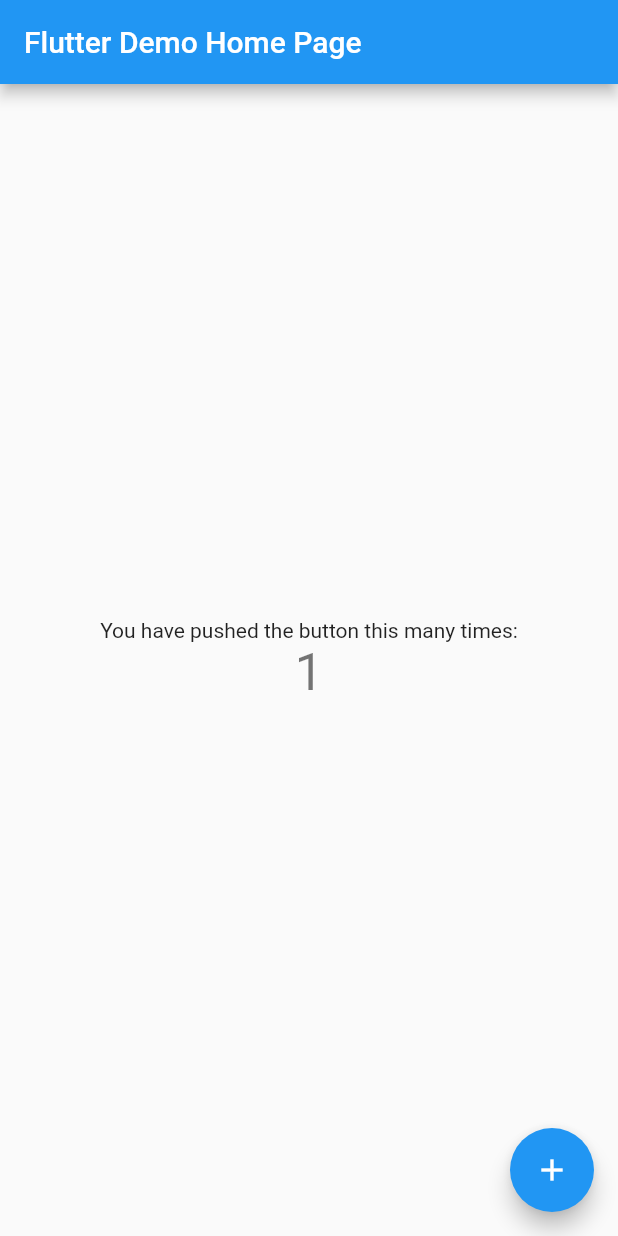
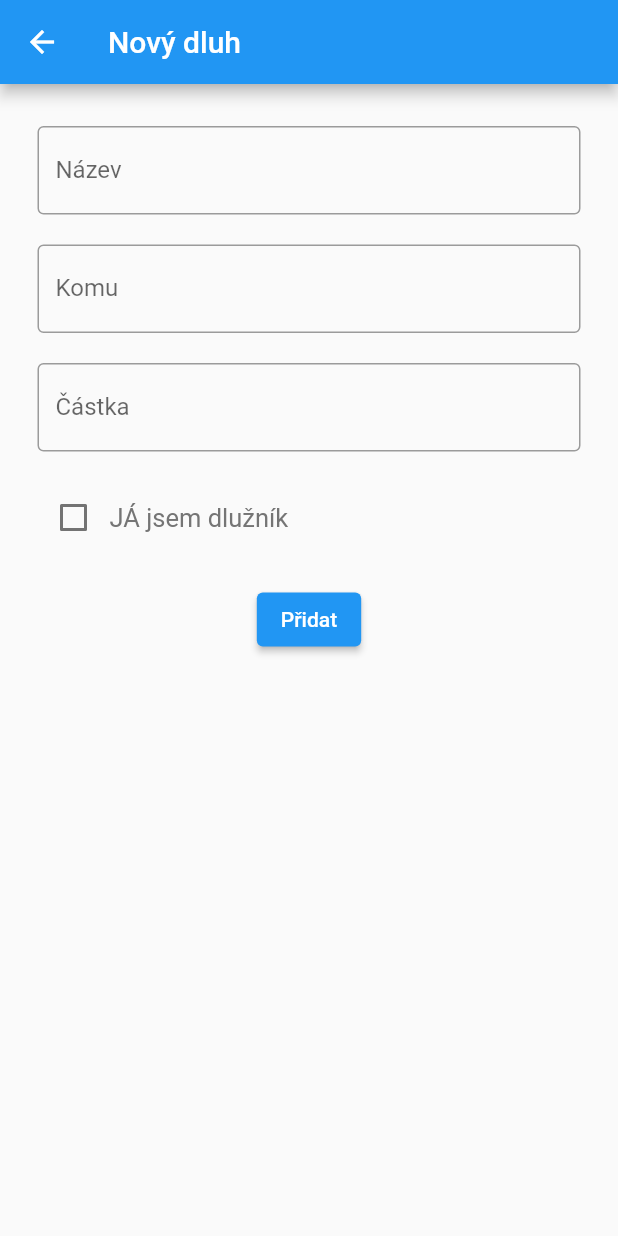
Before and after one commit to hendrychjan/Billy, a Flutter app: the screen it shows after launch, after a tap on the "add" icon, on a phone screen of 412 x 824 dp. Run offline on Flutter 3.47's test engine with Material 2 defaults, Android fonts, the phone set to English and light mode, and no system bars; our stand-ins replace get, sqflite; accounts and stored records are empty; statements that could not run were skipped.

Commit message:
Alpha release

```diff
--- /dev/null
+++ b/lib/get/debts_controller.dart
@@ -0,0 +1,44 @@
+import 'package:billy/models/debt.dart';
+import 'package:billy/services/dbProvider.dart';
+import "package:get/get.dart";
+
+class DebtsController extends GetxController {
+  // Controller access point
+  static DebtsController get to => Get.find();
+
+  // Properties
+  var debts = List<Debt>.empty(growable: true).obs;
+  var balance = 0.obs;
+
+  // BLoC
+  void load() async {
+    List<Debt> x = await DebtDBProvider.db.getAllDebts();
+    debts.clear();
+    debts.addAll(x);
+    refreshBalance();
+  }
+
+  void refreshBalance() {
+    int step = 0;
+    for (var debt in debts) {
+      step += debt.value;
+    }
+    //  ¯\_(ツ)_/¯
+    balance += -balance;
+    balance += step;
+  }
+
+  Future<void> create(Debt newDebt) async {
+    var res = await DebtDBProvider.db.newDebt(newDebt);
+    debts.add(res);
+    balance += res.value;
+  }
+
+  Future<bool> delete(Debt debt) async {
+    bool res = await DebtDBProvider.db.deleteDebt(debt.id);
+    int index = debts.indexOf(debt);
+    debts.removeAt(index);
+    balance -= debt.value;
+    return res;
+  }
+}
--- a/lib/main.dart
+++ b/lib/main.dart
@@ -1,7 +1,15 @@
+import 'package:billy/get/debts_controller.dart';
+import 'package:billy/screens/homeScreen.dart';
 import 'package:flutter/material.dart';
+import 'package:get/get.dart';
 
 void main() {
-  runApp(MyApp());
+  Get.put(DebtsController());
+  runApp(
+    GetMaterialApp(
+      home: HomeScreen(),
+    ),
+  );
 }
 
 class MyApp extends StatelessWidget {
@@ -9,109 +17,18 @@ class MyApp extends StatelessWidget {
   @override
   Widget build(BuildContext context) {
     return MaterialApp(
-      title: 'Flutter Demo',
+      title: 'Billy',
       theme: ThemeData(
-        // This is the theme of your application.
-        //
-        // Try running your application with "flutter run". You'll see the
-        // application has a blue toolbar. Then, without quitting the app, try
-        // changing the primarySwatch below to Colors.green and then invoke
-        // "hot reload" (press "r" in the console where you ran "flutter run",
-        // or simply save your changes to "hot reload" in a Flutter IDE).
-        // Notice that the counter didn't reset back to zero; the application
-        // is not restarted.
         primarySwatch: Colors.blue,
-        // This makes the visual density adapt to the platform that you run
-        // the app on. For desktop platforms, the controls will be smaller and
-        // closer together (more dense) than on mobile platforms.
         visualDensity: VisualDensity.adaptivePlatformDensity,
       ),
-      home: MyHomePage(title: 'Flutter Demo Home Page'),
+      darkTheme: ThemeData(
+        brightness: Brightness.dark,
+        primarySwatch: Colors.blue,
+        accentColor: Colors.amberAccent,
+      ),
+      themeMode: ThemeMode.dark,
+      home: HomeScreen(),
     );
   }
 }
-
-class MyHomePage extends StatefulWidget {
-  MyHomePage({Key key, this.title}) : super(key: key);
-
-  // This widget is the home page of your application. It is stateful, meaning
-  // that it has a State object (defined below) that contains fields that affect
-  // how it looks.
-
-  // This class is the configuration for the state. It holds the values (in this
-  // case the title) provided by the parent (in this case the App widget) and
-  // used by the build method of the State. Fields in a Widget subclass are
-  // always marked "final".
-
-  final String title;
-
-  @override
-  _MyHomePageState createState() => _MyHomePageState();
-}
-
-class _MyHomePageState extends State<MyHomePage> {
-  int _counter = 0;
-
-  void _incrementCounter() {
-    setState(() {
-      // This call to setState tells the Flutter framework that something has
-      // changed in this State, which causes it to rerun the build method below
-      // so that the display can reflect the updated values. If we changed
-      // _counter without calling setState(), then the build method would not be
-      // called again, and so nothing would appear to happen.
-      _counter++;
-    });
-  }
-
-  @override
-  Widget build(BuildContext context) {
-    // This method is rerun every time setState is called, for instance as done
-    // by the _incrementCounter method above.
-    //
-    // The Flutter framework has been optimized to make rerunning build methods
-    // fast, so that you can just rebuild anything that needs updating rather
-    // than having to individually change instances of widgets.
-    return Scaffold(
-      appBar: AppBar(
-        // Here we take the value from the MyHomePage object that was created by
-        // the App.build method, and use it to set our appbar title.
-        title: Text(widget.title),
-      ),
-      body: Center(
-        // Center is a layout widget. It takes a single child and positions it
-        // in the middle of the parent.
-        child: Column(
-          // Column is also a layout widget. It takes a list of children and
-          // arranges them vertically. By default, it sizes itself to fit its
-          // children horizontally, and tries to be as tall as its parent.
-          //
-          // Invoke "debug painting" (press "p" in the console, choose the
-          // "Toggle Debug Paint" action from the Flutter Inspector in Android
-          // Studio, or the "Toggle Debug Paint" command in Visual Studio Code)
-          // to see the wireframe for each widget.
-          //
-          // Column has various properties to control how it sizes itself and
-          // how it positions its children. Here we use mainAxisAlignment to
-          // center the children vertically; the main axis here is the vertical
-          // axis because Columns are vertical (the cross axis would be
-          // horizontal).
-          mainAxisAlignment: MainAxisAlignment.center,
-          children: <Widget>[
-            Text(
-              'You have pushed the button this many times:',
-            ),
-            Text(
-              '$_counter',
-              style: Theme.of(context).textTheme.headline4,
-            ),
-          ],
-        ),
-      ),
-      floatingActionButton: FloatingActionButton(
-        onPressed: _incrementCounter,
-        tooltip: 'Increment',
-        child: Icon(Icons.add),
-      ), // This trailing comma makes auto-formatting nicer for build methods.
-    );
-  }
-}
--- /dev/null
+++ b/lib/models/debt.dart
@@ -0,0 +1,47 @@
+import 'dart:convert';
+
+Debt debtFromJson(String str) {
+  final jsonData = json.decode(str);
+  return Debt.fromMap(jsonData);
+}
+
+String debtToJson(Debt data) {
+  final dyn = data.toMap();
+  return json.encode(dyn);
+}
+
+class Debt {
+  final int id;
+  int value;
+  final String title;
+  final String detail;
+  final String target;
+  final String dateCreated;
+
+  Debt({
+    this.id,
+    this.value,
+    this.title,
+    this.detail,
+    this.target,
+    this.dateCreated,
+  });
+
+  factory Debt.fromMap(Map<String, dynamic> json) => new Debt(
+        id: json["id"],
+        value: json["value"],
+        title: json["title"],
+        detail: json["detail"],
+        target: json["target"],
+        dateCreated: json["date_created"],
+      );
+
+  Map<String, dynamic> toMap() => {
+        "id": id,
+        "value": value,
+        "title": title,
+        "detail": detail,
+        "target": target,
+        "date_created": dateCreated,
+      };
+}
--- /dev/null
+++ b/lib/screens/createDebtScreen.dart
@@ -0,0 +1,27 @@
+import 'package:billy/widgets/debtFormWidget.dart';
+import 'package:flutter/material.dart';
+
+class CreateDebtScreen extends StatefulWidget {
+  @override
+  _CreateDebtScreenState createState() => _CreateDebtScreenState();
+}
+
+class _CreateDebtScreenState extends State<CreateDebtScreen> {
+  @override
+  Widget build(BuildContext context) {
+    return Scaffold(
+      appBar: AppBar(
+        title: Text("Nový dluh"),
+      ),
+      body: Container(
+        alignment: Alignment.topCenter,
+        padding: EdgeInsets.all(25),
+        child: ListView(
+          children: [
+            DebtFormWidget(),
+          ],
+        ),
+      ),
+    );
+  }
+}
--- /dev/null
+++ b/lib/screens/homeScreen.dart
@@ -0,0 +1,121 @@
+import 'package:billy/get/debts_controller.dart';
+import 'package:billy/models/debt.dart';
+import 'package:get/get.dart';
+import 'package:billy/screens/createDebtScreen.dart';
+import 'package:flutter/material.dart';
+
+class HomeScreen extends StatefulWidget {
+  @override
+  _HomeScreenState createState() => _HomeScreenState();
+}
+
+class _HomeScreenState extends State<HomeScreen> {
+  GlobalKey<ScaffoldState> scaffoldKey = new GlobalKey<ScaffoldState>();
+  @override
+  void initState() {
+    DebtsController.to.load();
+    super.initState();
+  }
+
+  @override
+  Widget build(BuildContext context) {
+    return Scaffold(
+      key: scaffoldKey,
+      appBar: AppBar(
+        title: Text("Domů"),
+        elevation: 0,
+      ),
+      body: Column(
+        children: [
+          SizedBox(
+            width: double.infinity,
+            child: Container(
+              alignment: Alignment.center,
+              padding: EdgeInsets.only(bottom: 20, top: 5),
+              child: Obx(
+                () => Text(
+                  "${DebtsController.to.balance} Kč",
+                  style: TextStyle(
+                    fontWeight: FontWeight.bold,
+                    color: Colors.white,
+                    fontSize: 33,
+                  ),
+                ),
+              ),
+              decoration: BoxDecoration(
+                color: Theme.of(context).primaryColor,
+                boxShadow: <BoxShadow>[
+                  BoxShadow(
+                    color: Colors.grey[400],
+                    blurRadius: 10.0,
+                    offset: Offset(0.0, 0.75),
+                  ),
+                ],
+              ),
+            ),
+          ),
+          Expanded(
+            child: Obx(
+              () {
+                if (DebtsController.to.debts.length != 0) {
+                  return ListView.builder(
+                    physics: ScrollPhysics(),
+                    scrollDirection: Axis.vertical,
+                    shrinkWrap: true,
+                    itemCount: DebtsController.to.debts.length,
+                    // itemCount: 0,
+                    itemBuilder: (context, index) {
+                      return Dismissible(
+                        key: UniqueKey(),
+                        onDismissed: (direction) async {
+                          Debt target = DebtsController.to.debts[index];
+                          bool dism = await DebtsController.to.delete(target);
+                          Scaffold.of(context).showSnackBar(
+                            SnackBar(
+                              content: Text((dism)
+                                  ? "Odstraněno: ${target.title}"
+                                  : "Někde se stala chyba..."),
+                            ),
+                          );
+                        },
+                        child: Card(
+                          child: ListTile(
+                            trailing: Text(
+                              "${DebtsController.to.debts[index].value} Kč",
+                              style: TextStyle(
+                                color:
+                                    (DebtsController.to.debts[index].value > 0)
+                                        ? Colors.green
+                                        : Colors.red,
+                                fontSize: 18,
+                              ),
+                            ),
+                            title: Text(
+                                "${DebtsController.to.debts[index].title}"),
+                            subtitle:
+                                Text(DebtsController.to.debts[index].target),
+                          ),
+                        ),
+                      );
+                    },
+                  );
+                } else {
+                  return Container(height: 0, width: 0);
+                }
+              },
+            ),
+          ),
+        ],
+      ),
+      floatingActionButton: FloatingActionButton(
+        child: Icon(Icons.add),
+        onPressed: () {
+          Navigator.push(
+            context,
+            MaterialPageRoute(builder: (context) => CreateDebtScreen()),
+          );
+        },
+      ),
+    );
+  }
+}
--- /dev/null
+++ b/lib/services/dbProvider.dart
@@ -0,0 +1,78 @@
+import 'dart:io';
+
+import 'package:billy/models/debt.dart';
+import 'package:path/path.dart';
+import 'package:path_provider/path_provider.dart';
+import 'package:sqflite/sqflite.dart';
+
+class DebtDBProvider {
+  DebtDBProvider._();
+  static final DebtDBProvider db = DebtDBProvider._();
+
+  static Database _database;
+
+  Future<Database> get database async {
+    if (_database != null) return _database;
+
+    _database = await initDB();
+    return _database;
+  }
+
+  initDB() async {
+    Directory documentsDirectory = await getApplicationDocumentsDirectory();
+    String path = join(documentsDirectory.path, "debts.db");
+    return await openDatabase(path, version: 1, onOpen: (db) {},
+        onCreate: (Database db, int version) async {
+      await db.execute("CREATE TABLE Debts ("
+          "id INTEGER PRIMARY KEY,"
+          "value INTEGER,"
+          "title TEXT,"
+          "detail TEXT,"
+          "target TEXT,"
+          "date_created TEXT"
+          ")");
+    });
+  }
+
+  getAllDebts() async {
+    final db = await database;
+    var res = await db.query("Debts");
+    List<Debt> list =
+        res.isNotEmpty ? res.map((e) => Debt.fromMap(e)).toList() : [];
+    return list;
+  }
+
+  getDebt(int id) async {
+    final db = await database;
+    var res = await db.query("Debts", where: "id = ?", whereArgs: [id]);
+    return res.isNotEmpty ? Debt.fromMap(res.first) : Null;
+  }
+
+  Future<Debt> newDebt(Debt newDebt) async {
+    try {
+      final db = await database;
+
+      // Get id for data
+      var table = await db.rawQuery("SELECT MAX(id)+1 as id FROM Debts");
+      int id = table.first["id"];
+      Map<String, dynamic> data = newDebt.toMap();
+      data.update("id", (value) => (id == null) ? 0 : id);
+
+      // Save to db
+      await db.insert("Debts", data);
+      return Debt.fromMap(data);
+    } catch (e) {
+      return null;
+    }
+  }
+
+  Future<bool> deleteDebt(int id) async {
+    try {
+      final db = await database;
+      var res = await db.delete("Debts", where: "id = ?", whereArgs: [id]);
+      return true;
+    } catch (e) {
+      return false;
+    }
+  }
+}
--- /dev/null
+++ b/lib/widgets/debtFormWidget.dart
@@ -0,0 +1,126 @@
+import 'package:billy/get/debts_controller.dart';
+import 'package:billy/models/debt.dart';
+import 'package:billy/screens/homeScreen.dart';
+import 'package:flutter/material.dart';
+import 'package:flutter/services.dart';
+import 'package:get/get.dart';
+
+class DebtFormWidget extends StatefulWidget {
+  @override
+  _DebtFormWidgetState createState() => _DebtFormWidgetState();
+}
+
+class _DebtFormWidgetState extends State<DebtFormWidget> {
+  final _newDebtFormKey = GlobalKey<FormState>();
+  final inpTitle = TextEditingController();
+  final inpTarget = TextEditingController();
+  final inpValue = TextEditingController();
+  bool inpTargetMe = false;
+
+  String validateTextInput(String value) {
+    if (value.isEmpty) return "Vyplňte toto pole";
+    return null;
+  }
+
+  String validateMoneyInput(String value) {
+    if (value.isEmpty)
+      return "Vyplňte toto pole";
+    else if (int.tryParse(value) == null) return "Zadejte pouze celé číslo";
+    return null;
+  }
+
+  @override
+  void dispose() {
+    inpTitle.dispose();
+    super.dispose();
+  }
+
+  @override
+  Widget build(BuildContext context) {
+    return Form(
+      key: _newDebtFormKey,
+      child: Column(
+        children: <Widget>[
+          Container(
+            margin: EdgeInsets.only(bottom: 20, top: 3),
+            child: TextFormField(
+              controller: inpTitle,
+              validator: (value) => validateTextInput(value),
+              decoration: InputDecoration(
+                labelText: 'Název',
+                border: OutlineInputBorder(),
+              ),
+            ),
+          ),
+          Container(
+            margin: EdgeInsets.only(bottom: 20),
+            child: TextFormField(
+              controller: inpTarget,
+              validator: (value) => validateTextInput(value),
+              decoration: InputDecoration(
+                labelText: 'Komu',
+                border: OutlineInputBorder(),
+              ),
+            ),
+          ),
+          Container(
+            margin: EdgeInsets.only(bottom: 20),
+            child: TextFormField(
+              controller: inpValue,
+              validator: (value) => validateMoneyInput(value),
+              keyboardType: TextInputType.numberWithOptions(
+                  decimal: false, signed: false),
+              decoration: InputDecoration(
+                suffix: Text("Kč"),
+                labelText: 'Částka',
+                border: OutlineInputBorder(),
+              ),
+            ),
+          ),
+          Container(
+            margin: EdgeInsets.only(bottom: 20),
+            child: Row(
+              children: [
+                Checkbox(
+                  value: inpTargetMe,
+                  onChanged: (val) {
+                    setState(() {
+                      inpTargetMe = !inpTargetMe;
+                    });
+                  },
+                ),
+                Text(
+                  "JÁ jsem dlužník",
+                  style: TextStyle(
+                    color: Colors.grey[600],
+                    fontSize: 17,
+                  ),
+                ),
+              ],
+            ),
+          ),
+          ElevatedButton(
+            child: Text("Přidat"),
+            onPressed: () async {
+              if (_newDebtFormKey.currentState.validate()) {
+                Debt _new = new Debt(
+                  id: 0,
+                  title: inpTitle.text,
+                  detail: "",
+                  value: (inpTargetMe)
+                      ? int.parse(inpValue.text) * -1
+                      : int.parse(inpValue.text),
+                  target: inpTarget.text,
+                  dateCreated: DateTime.now().toString(),
+                );
+                await DebtsController.to.create(_new);
+                _newDebtFormKey.currentState.reset();
+                Get.back();
+              }
+            },
+          ),
+        ],
+      ),
+    );
+  }
+}
```
Also changed, not shown: lib/get/debts_bloc.dart (added, +57 -0 lines), pubspec.yaml (+8 -29 lines), pubspec.lock, 3 other files.
